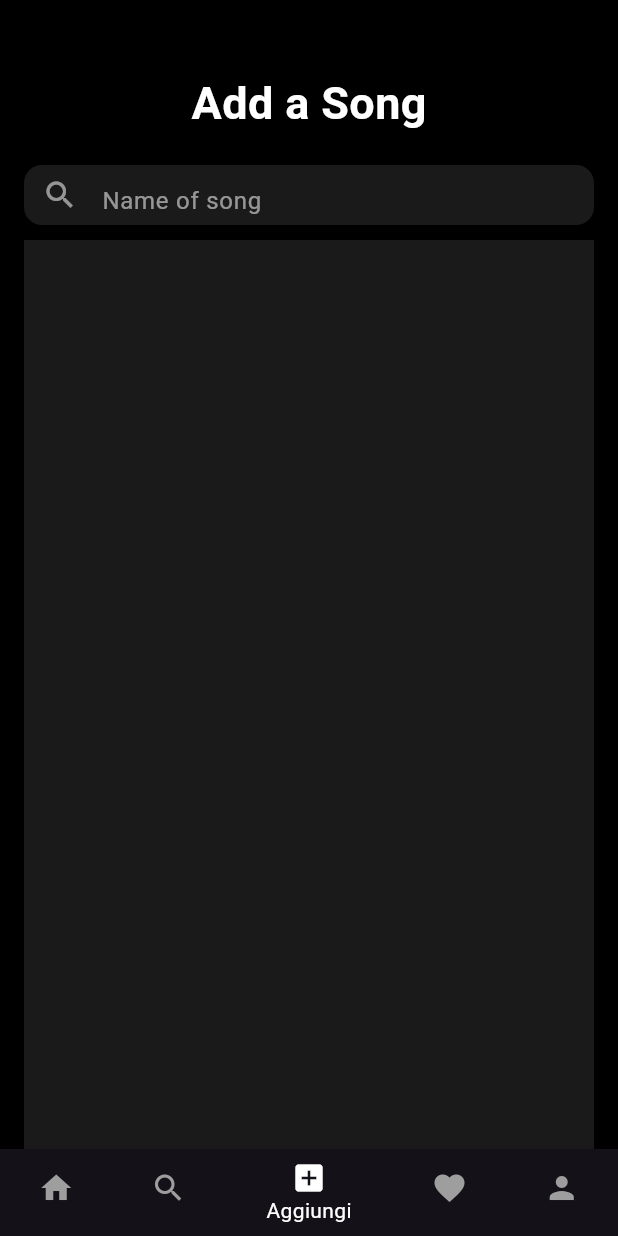
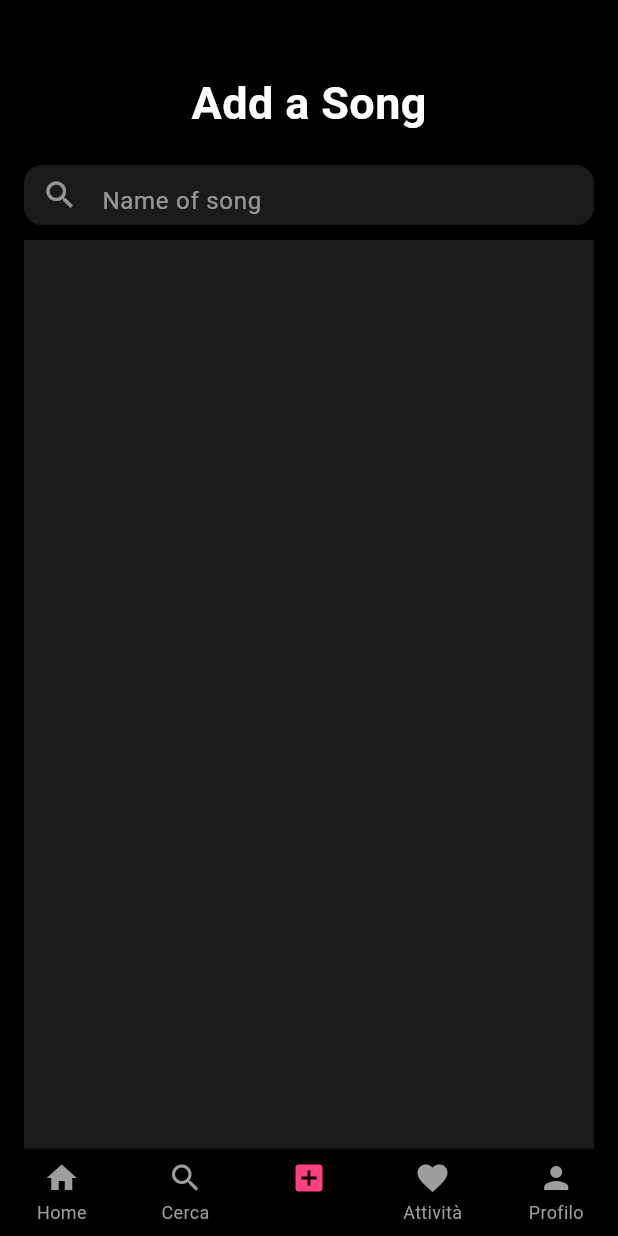
Before and after one commit to serena0322/Musicboxd_flutter, a Flutter app: the screen it shows once a user with an empty profile is signed in, item 3 of the bottom bar chosen, on a phone screen of 412 x 824 dp. Run offline on Flutter 3.47's test engine with Material 3 defaults, Android fonts, the phone set to English and light mode, and no system bars; our stand-ins replace cloud_firestore, firebase_auth, firebase_core; accounts and stored records are empty; Roboto replaces fonts that are missing (Poppins, PoppinsBold); statements that could not run were skipped.

```diff
--- a/lib/main.dart
+++ b/lib/main.dart
@@ -15,16 +15,14 @@ import 'Screens/SettingsScreen.dart';
 import 'Screens/SplashScreen.dart';
 import 'firebase_options.dart';
 
-
-//
 void main() async {
   WidgetsFlutterBinding.ensureInitialized();
   await Firebase.initializeApp(
     options: DefaultFirebaseOptions.currentPlatform,
   );
-  testFirestoreConnection(); // solo per attivare Firestore
   runApp(MyApp());
 }
+
 
 //verifica file trovati su Firestore
 void testFirestoreConnection() async {
@@ -59,6 +57,7 @@ class MyApp extends StatelessWidget {
         },
       ),
       routes: {
+        '/login': (context) => const LoginScreen(),
         '/settings': (context) => const SettingsScreen(),
         '/network': (context) => NetworkScreen(),
         '/playlist': (context) => const PlaylistScreen(),
@@ -102,16 +101,47 @@ class _MainPageState extends State<MainPage> {
       bottomNavigationBar: BottomNavigationBar(
         currentIndex: _currentIndex,
         onTap: (index) => setState(() => _currentIndex = index),
-        selectedItemColor: Colors.white,
+        type: BottomNavigationBarType.fixed,
+        backgroundColor: Colors.black,
+        items: List.generate(5, (index) {
+          final isSelected = _currentIndex == index;
+
+          final List<IconData> icons = [
+            Icons.home,
+            Icons.search,
+            Icons.add_box,
+            Icons.favorite,
+            Icons.person,
+          ];
+
+          final List<String> labels = [
+            'Home',
+            'Cerca',
+            'Aggiungi',
+            'Attività',
+            'Profilo',
+          ];
+
+          final List<Color> activeColors = [
+            Colors.purple,
+            Colors.purpleAccent,
+            Colors.pinkAccent,
+            Colors.teal,
+            Colors.tealAccent,
+          ];
+
+          return BottomNavigationBarItem(
+            icon: Icon(
+              icons[index],
+              color: isSelected ? activeColors[index] : Colors.grey,
+            ),
+            label: labels[index],
+          );
+        }),
+        selectedLabelStyle: const TextStyle(fontWeight: FontWeight.bold),
+        unselectedLabelStyle: const TextStyle(fontWeight: FontWeight.normal),
+        selectedItemColor: Colors.transparent, // ignorato, ma necessario per evitare override
         unselectedItemColor: Colors.grey,
-        backgroundColor: Colors.black,
-        items: const [
-          BottomNavigationBarItem(icon: Icon(Icons.home), label: 'Home'),
-          BottomNavigationBarItem(icon: Icon(Icons.search), label: 'Cerca'),
-          BottomNavigationBarItem(icon: Icon(Icons.add_box), label: 'Aggiungi'),
-          BottomNavigationBarItem(icon: Icon(Icons.favorite), label: 'Attività'),
-          BottomNavigationBarItem(icon: Icon(Icons.person), label: 'Profilo'),
-        ],
       ),
     );
   }
```
Also changed, not shown: lib/Screens/HomeScreen.dart (+6 -6 lines), lib/Screens/LoginScreen.dart (+38 -1 lines), lib/Screens/ProfileScreen.dart (+28 -19 lines), lib/Screens/SettingsScreen.dart (+11 -12 lines), lib/Screens/SplashScreen.dart (+3 -4 lines), pubspec.yaml (+14 -68 lines), assets/images/logo.png (added), lib/Screens/PasswordAndAuthentication.dart (added), lib/firebase_options.dart, 29 other files.
